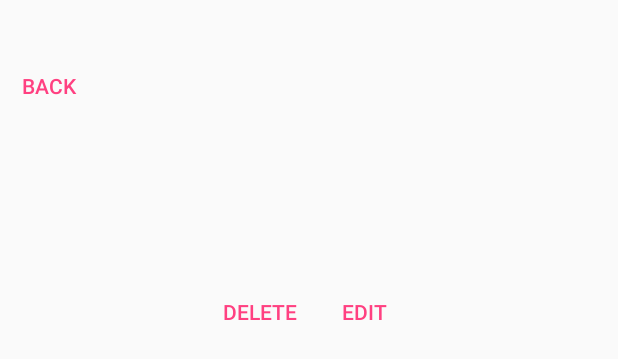
After one commit to adajazbor/todoApp, an Android app: the layout fragment_detail_item.xml on its own in the app's theme, with its tools: preview values and no code run, on a phone screen of 412 x 824 dp. The commit adds this screen. Shown: the top 359 px of the screen. Run offline under Robolectric (Android 15) with nearby library versions, the phone set to English and light mode, and no system bars.

Commit message:
added: detail dialog

```diff
--- a/app/src/main/java/com/ada/todoapp/utils/Constants.java
+++ b/app/src/main/java/com/ada/todoapp/utils/Constants.java
@@ -10,4 +10,6 @@ public class Constants {
     public static final String PARAM_TITLE = "title";
 
     public static final String FRAGMENT_EDIT_ITEM = "fragment_edit_item";
+
+    public static final int REQUEST_CODE_ADD = 300;
 }
--- /dev/null
+++ b/app/src/main/res/layout/fragment_detail_item.xml
@@ -0,0 +1,68 @@
+<?xml version="1.0" encoding="utf-8"?>
+<LinearLayout xmlns:android="http://schemas.android.com/apk/res/android"
+    android:id="@+id/edit_name"
+    android:layout_width="match_parent"
+    android:layout_height="match_parent"
+    android:layout_gravity="center"
+    android:orientation="vertical">
+
+    <Button
+        style="?android:attr/buttonBarButtonStyle"
+        android:layout_width="wrap_content"
+        android:layout_height="wrap_content"
+        android:text="@string/btn_back"
+        android:id="@+id/btnBack"
+        android:layout_marginTop="30dp"
+        android:layout_gravity="left" />
+
+    <TextView
+        android:layout_width="match_parent"
+        android:layout_height="wrap_content"
+        android:id="@+id/tvName"/>
+
+    <TextView
+        android:layout_width="wrap_content"
+        android:layout_height="wrap_content"
+        android:id="@+id/tvDue"/>
+
+    <TextView
+        android:layout_width="match_parent"
+        android:layout_height="wrap_content"
+        android:id="@+id/tvNotes" />
+
+    <TextView
+        android:layout_width="match_parent"
+        android:layout_height="wrap_content"
+        android:id="@+id/tvPriority" />
+
+    <TextView
+        android:layout_width="match_parent"
+        android:layout_height="wrap_content"
+        android:id="@+id/tvStatus" />
+
+    <LinearLayout xmlns:android="http://schemas.android.com/apk/res/android"
+        android:layout_width="wrap_content"
+        android:layout_height="wrap_content"
+        android:layout_gravity="center"
+        android:orientation="horizontal">
+
+        <Button
+            style="?android:attr/buttonBarButtonStyle"
+            android:layout_width="wrap_content"
+            android:layout_height="wrap_content"
+            android:text="Delete"
+            android:id="@+id/btnDelete"
+            android:layout_marginTop="30dp"
+            android:layout_gravity="left" />
+
+        <Button
+            style="?android:attr/buttonBarButtonStyle"
+            android:layout_width="wrap_content"
+            android:layout_height="wrap_content"
+            android:text="Edit"
+            android:id="@+id/btnEdit"
+            android:layout_marginTop="30dp"
+            android:layout_gravity="right" />
+   </LinearLayout>
+
+</LinearLayout>
```
Also changed, not shown: app/src/main/java/com/ada/todoapp/activities/MainActivity.java (+23 -41 lines), app/src/main/java/com/ada/todoapp/adapters/ItemAdapter.java (renamed from app/src/main/java/com/ada/todoapp/adapters/ItemArrayAdapter.java, +4 -4 lines), app/src/main/java/com/ada/todoapp/fragments/DatePickerFragment.java (deleted, +0 -32 lines), app/src/main/java/com/ada/todoapp/fragments/ItemDetailFragment.java (added, +149 -0 lines), app/src/main/java/com/ada/todoapp/fragments/ItemEditFragment.java (renamed from app/src/main/java/com/ada/todoapp/fragments/EditItemDialogFragment.java, +8 -5 lines), app/src/main/java/com/ada/todoapp/utils/Utils.java (+17 -0 lines), app/src/main/res/values/strings.xml (+20 -13 lines).
